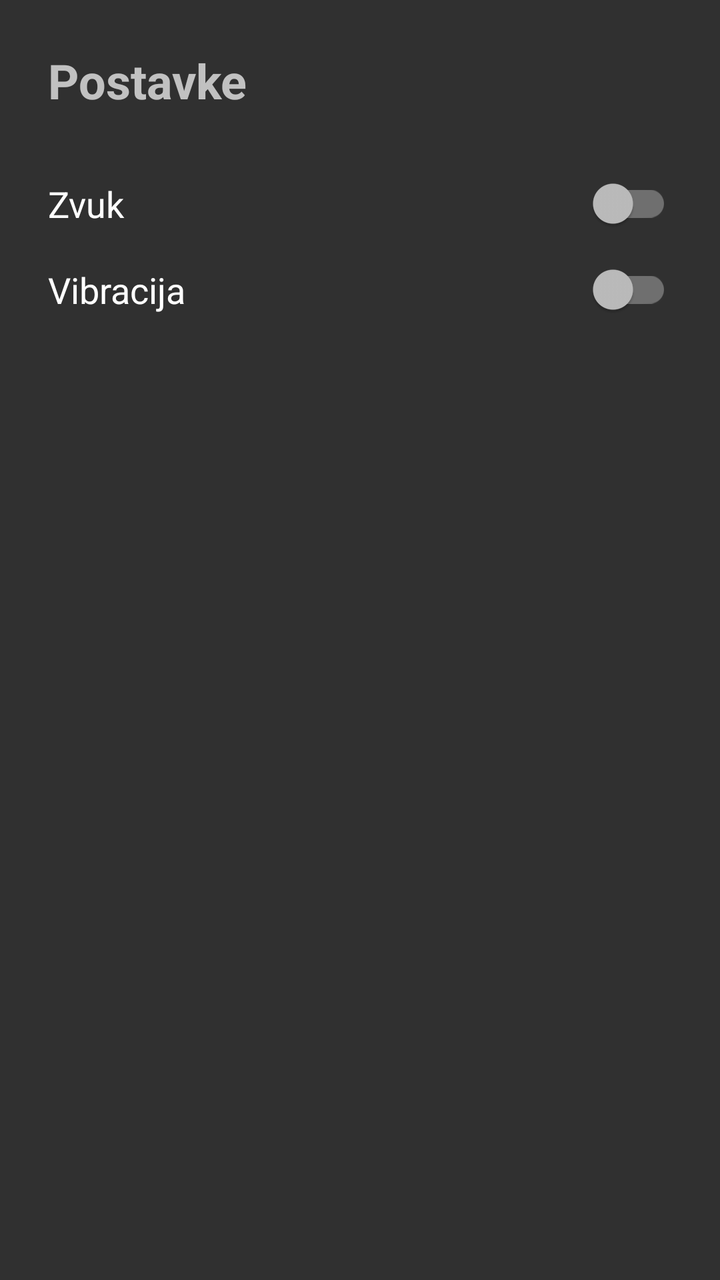
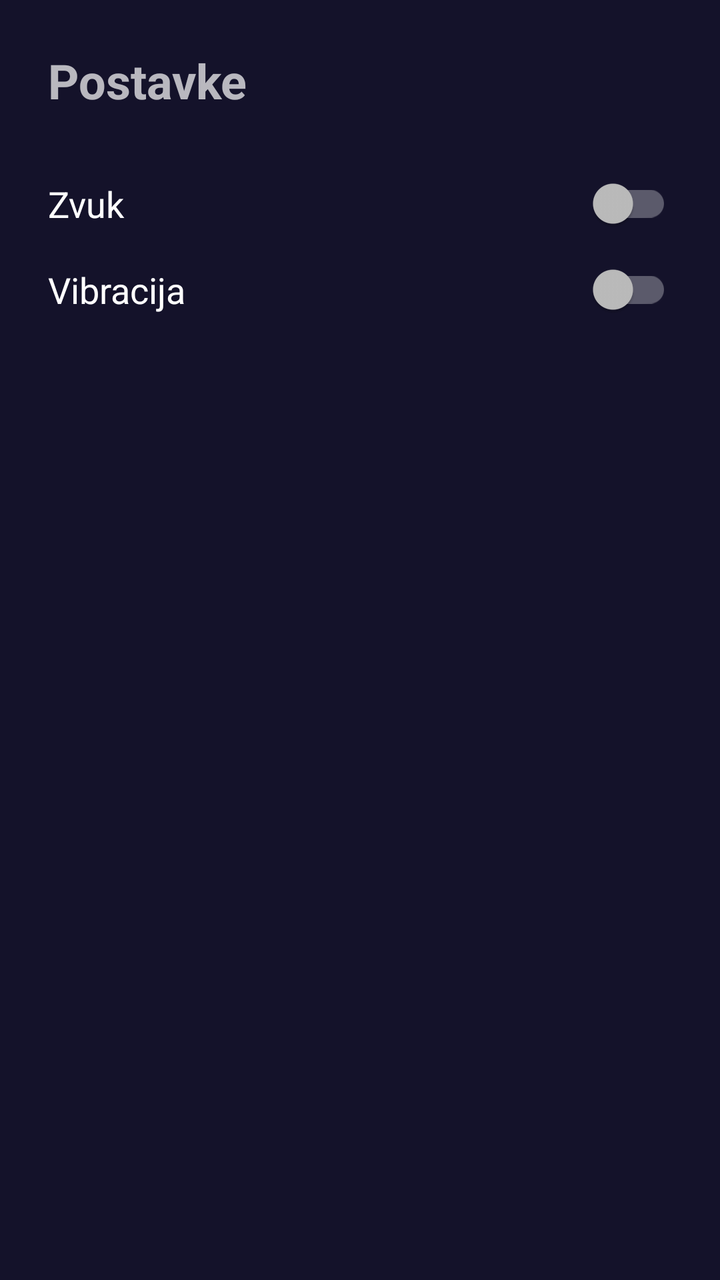

Before-and-after screenshots of an Android layout around one commit, followed by the original layout XML and the change that was made.
<!-- AndroidManifest.xml: application theme Theme.MemojiMatch -->
<!-- res/layout/fragment_settings.xml -->
<?xml version="1.0" encoding="utf-8"?>
<LinearLayout xmlns:android="http://schemas.android.com/apk/res/android"
    android:layout_width="match_parent"
    android:layout_height="match_parent"
    android:orientation="vertical"
    android:padding="24dp">

    <TextView
        android:layout_width="wrap_content"
        android:layout_height="wrap_content"
        android:text="Postavke"
        android:textSize="24sp"
        android:textStyle="bold"
        android:layout_marginBottom="32dp"/>

    <com.google.android.material.switchmaterial.SwitchMaterial
        android:id="@+id/switchSound"
        android:layout_width="match_parent"
        android:layout_height="wrap_content"
        android:text="Zvuk"
        android:textSize="18sp"
        android:layout_marginBottom="16dp"/>

    <com.google.android.material.switchmaterial.SwitchMaterial
        android:id="@+id/switchVibration"
        android:layout_width="match_parent"
        android:layout_height="wrap_content"
        android:text="Vibracija"
        android:textSize="18sp"/>

</LinearLayout>
<!-- resources referenced by this layout -->
<resources>
  <style name="Theme.MemojiMatch" parent="Theme.Design.NoActionBar" />
</resources>

<!-- the commit's change to res/layout/fragment_settings.xml (unified diff, before → after) -->
@@ -3,6 +3,7 @@
     android:layout_width="match_parent"
     android:layout_height="match_parent"
     android:orientation="vertical"
+    android:background="@color/bg_deep"
     android:padding="24dp">
 
     <TextView
<!-- resource entries referenced after the edit -->
@@ -1,5 +1,6 @@
 <!-- resources referenced by this layout -->
 <resources>
+  <color name="bg_deep">#14122A</color>
   <style name="Theme.MemojiMatch" parent="Theme.Design.NoActionBar" />
 </resources>
 
